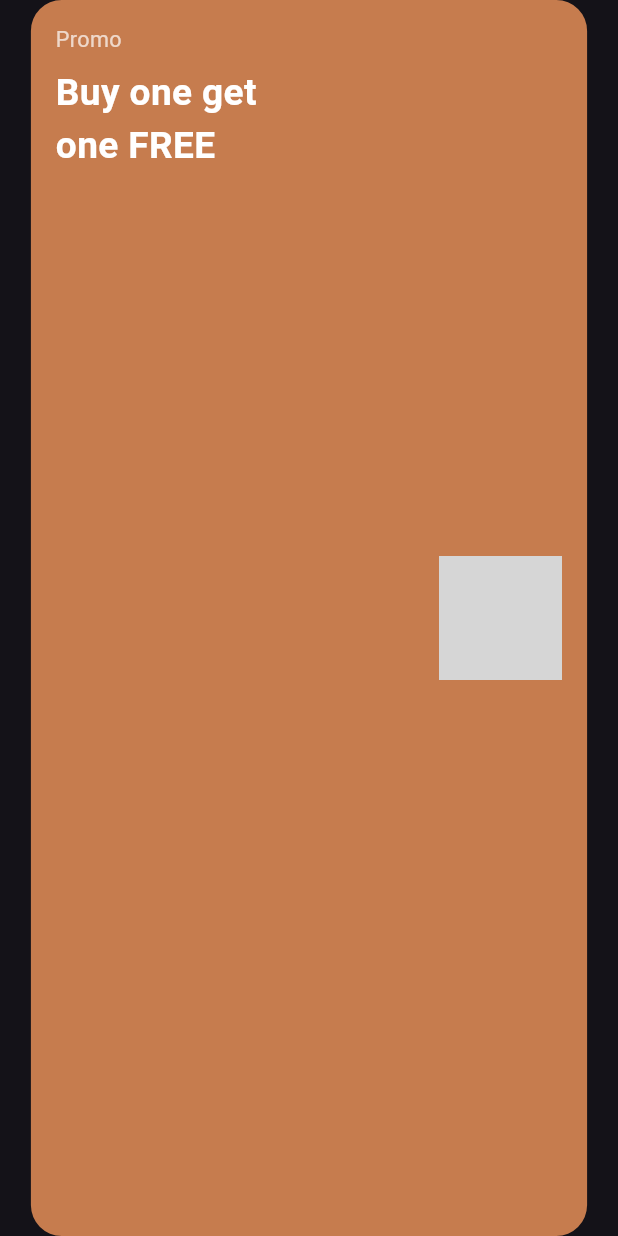
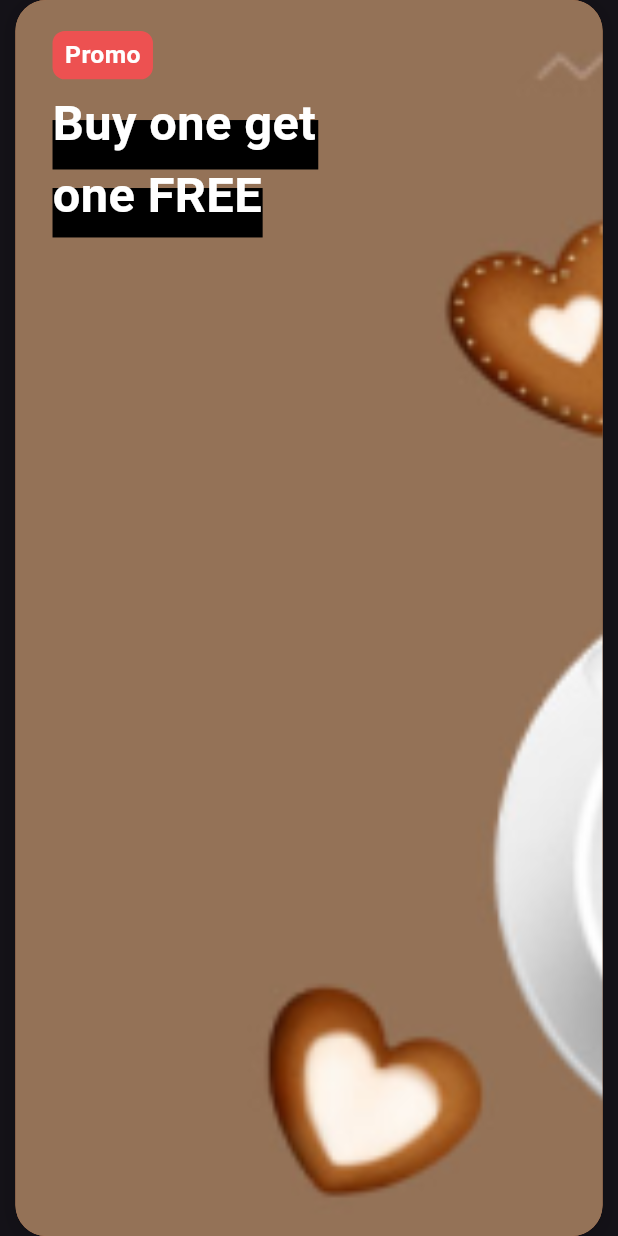
Before and after one commit to Elrmady09/caffeza, a Flutter app: the CoffeePromoCard widget shown alone on an empty page, opened directly, on a phone screen of 412 x 824 dp. Run offline on Flutter 3.47's test engine with Material 3 defaults, Android fonts, the phone set to English and light mode, and no system bars; grey boxes are pictures that could not be loaded.

Commit message:
Edit Home Page

```diff
--- a/lib/core/constants/app_colors.dart
+++ b/lib/core/constants/app_colors.dart
@@ -8,4 +8,5 @@ class AppColors {
   static const Color brown = Color(0xFF6F4E37);
   static const Color darkBrown = Color(0xFF4B2E20);
   static const Color lightBrown = Color(0xFF8B5E3C);
+  static const Color red = Color(0xFFED5151);
 }
--- a/lib/core/constants/app_images.dart
+++ b/lib/core/constants/app_images.dart
@@ -5,5 +5,6 @@ class AppImages {
   static const String Imagecard_2 = 'assets/images/home/Image card 2.png';
   static const String Imagecard_3 = 'assets/images/home/Image card 3.png';
   static const String Imagecard_4 = 'assets/images/home/Image card 4.png';
+  static const String ImageBanner = 'assets/images/home/Banner 1.png';
 
 }
--- a/lib/features/home/widgets/coffee_promo_card.dart
+++ b/lib/features/home/widgets/coffee_promo_card.dart
@@ -1,7 +1,9 @@
+import 'package:caffeza/core/constants/app_images.dart';
 import 'package:flutter/material.dart';
 import '../../../../core/widgets/space.dart';
 import '../../../core/constants/app_colors.dart';
 import '../../../core/widgets/General Text.dart';
+
 
 class CoffeePromoCard extends StatelessWidget {
   const CoffeePromoCard({super.key});
@@ -12,40 +14,86 @@ class CoffeePromoCard extends StatelessWidget {
 
     return Container(
       width: size.width,
-      margin: EdgeInsets.symmetric(horizontal: size.width * 0.05),
-      padding: EdgeInsets.all(size.width * 0.04),
+      margin: EdgeInsets.symmetric(horizontal: size.width * 0.025),
+      padding: EdgeInsets.symmetric(horizontal:size.width * 0.06,vertical:size.height * 0.025 ),
       decoration: BoxDecoration(
         color: AppColors.primary,
         borderRadius: BorderRadius.circular(size.width * 0.05),
+        image: DecorationImage(
+            image: AssetImage(AppImages.ImageBanner),
+          fit: BoxFit.cover
+        ),
+        boxShadow: [
+          BoxShadow(
+            color: Colors.black.withOpacity(0.15), // 🔹 لون الظل
+            blurRadius: 10, // 🔹 مدى نعومة الظل
+            spreadRadius: 1, // 🔹 مدى انتشار الظل
+            offset: Offset(0, 2), // 🔹 موقع الظل
+          ),
+        ],
       ),
       child: Row(
         children: [
           Column(
             crossAxisAlignment: CrossAxisAlignment.start,
             children: [
-              GeneralText(
+              Container(
+                padding: EdgeInsets.symmetric(horizontal: size.width * 0.02,vertical: size.height * 0.005),
+                //height: size.height * 0.03,
+                decoration: BoxDecoration(
+                  color: AppColors.red,
+                  borderRadius: BorderRadius.circular(size.width * 0.02),
+                ),
+                child: Center(
+                  child: GeneralText(
                     text: "Promo",
-                color: Colors.white.withOpacity(0.7),
-                sizetext: size.width * 0.035,
+                    color: Colors.white,
+                    fontWeight: FontWeight.w700,
+                    sizetext: size.width * 0.04,
+                  ),
+                ),
               ),
               HeightSpace(space: 0.008),
+              SizedBox(
+                width: size.width * 0.44,
+                height: size.height * 0.12,
+                child: Stack(
+                  children: [
+                    Positioned(
+                      left: 0 ,
+                      top: size.height * 0.025,
+                      child: Container(
+                        color: Colors.black,
+                        width: size.width * 0.43,
+                        height: size.height * 0.04,
+                      ),
+                    ),
+                    Positioned(
+                      left: 0 ,
+                      bottom: size.height * 0,
+                      child: Container(
+                        color: Colors.black,
+                        width: size.width * 0.34,
+                        height: size.height * 0.04,
+                      ),
+                    ),
                     GeneralText(
-                text: "Buy one get\none FREE",
+                      text: "Buy one get",
                       color: Colors.white,
-                sizetext: size.width * 0.06,
+                      sizetext: size.width * 0.079,
                       fontWeight: FontWeight.bold,
                     ),
+                    GeneralText(
+                      padding: EdgeInsets.only(top: size.height * 0.058),
+                      text: "one FREE",
+                      color: Colors.white,
+                      sizetext: size.width * 0.079,
+                      fontWeight: FontWeight.bold,
+                    )
                   ],
                 ),
-          const Spacer(),
-          ClipRRect(
-            borderRadius: BorderRadius.circular(size.width * 0.04),
-            child: Image.asset(
-              "assets/images/coffee_promo.png",
-              width: size.width * 0.2,
-              height: size.width * 0.2,
-              fit: BoxFit.cover,
               ),
+            ],
           ),
         ],
       ),
--- a/lib/features/home/widgets/coffee_tabs.dart
+++ b/lib/features/home/widgets/coffee_tabs.dart
@@ -20,6 +20,7 @@ class _CoffeeTabsState extends State<CoffeeTabs> {
     return SizedBox(
       height: size.height * 0.05,
       child: ListView.separated(
+        shrinkWrap: false,
         padding: EdgeInsets.symmetric(horizontal: size.width * 0.05),
         scrollDirection: Axis.horizontal,
         itemCount: tabs.length,
--- a/pubspec.yaml
+++ b/pubspec.yaml
@@ -62,6 +62,7 @@ flutter:
   assets:
     - assets/images/
     - assets/images/onboarding/
+    - assets/images/home/
     - assets/images/products/
     - assets/images/icons/
     - assets/lottie/
```
Also changed, not shown: lib/features/home/presentation/home_page.dart (+21 -4 lines), lib/features/home/widgets/coffee_grid.dart (+32 -13 lines), lib/features/home/widgets/home_app_bar.dart (deleted, +0 -37 lines). Lines whose indentation alone changed are shown as unchanged.
